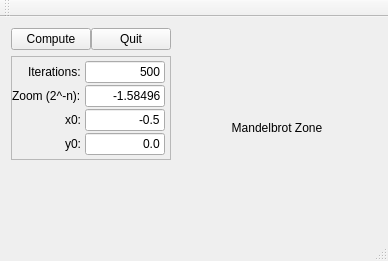
Old version of the form mainwindow.ui in the repository LucChoubert/MandelbrotQtWidgets.
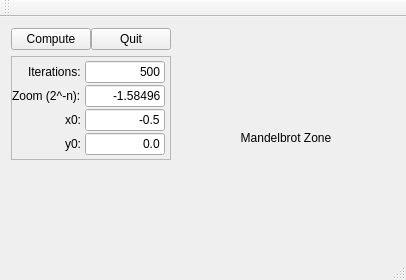
New version of the form.

Commit message: Add status bar with some statistics

Diff of the .ui file:
```diff
--- a/mainwindow.ui
+++ b/mainwindow.ui
@@ -5,6 +5,14 @@
   <property name="enabled">
    <bool>true</bool>
   </property>
+  <property name="geometry">
+   <rect>
+    <x>0</x>
+    <y>0</y>
+    <width>406</width>
+    <height>280</height>
+   </rect>
+  </property>
   <property name="sizePolicy">
    <sizepolicy hsizetype="MinimumExpanding" vsizetype="Preferred">
     <horstretch>0</horstretch>
@@ -297,7 +305,11 @@
     <bool>false</bool>
    </attribute>
   </widget>
-  <widget class="QStatusBar" name="statusBar"/>
+  <widget class="QStatusBar" name="statusBar">
+   <property name="enabled">
+    <bool>true</bool>
+   </property>
+  </widget>
   <widget class="QMenuBar" name="menuBar">
    <property name="geometry">
     <rect>
```
Left out of the diff: 2 changed lines with no effect on the pictures. The commit also changes 2 other files.
